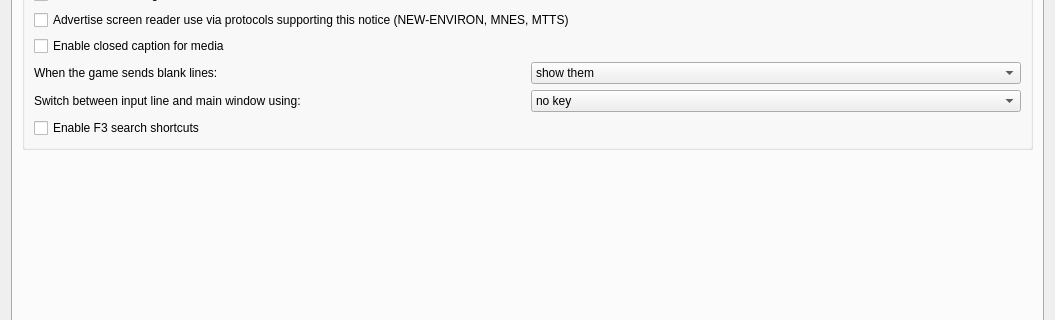
Mudlet/Mudlet, file src/ui/profile_preferences.ui: the form before one commit; both pictures show x 0 to 1055 and y 91 to 411 of the 1055 by 876 pixel window.
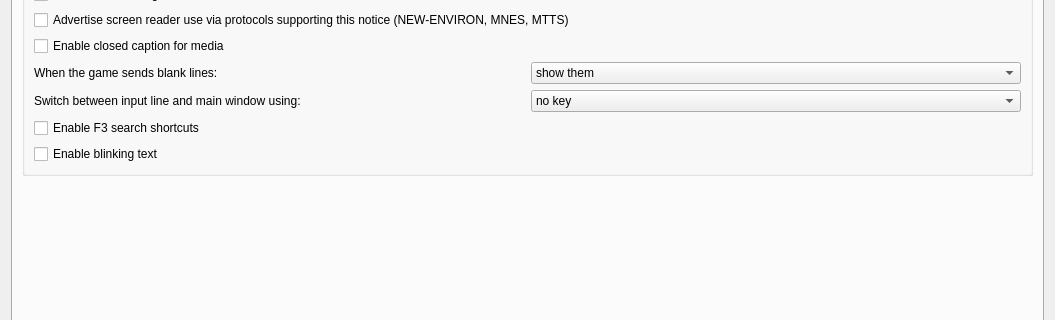
The form after the commit. The open tabs and pages were chosen to show the change. Icons and pictures are not drawn. Custom widgets are drawn as their Qt base class.

Commit message: Add: blinking/flashing text support (#8983)

What changed in the file:
```diff
--- a/src/ui/profile_preferences.ui
+++ b/src/ui/profile_preferences.ui
@@ -4352,6 +4352,16 @@
             </property>
            </widget>
           </item>
+          <item row="6" column="0" colspan="2">
+           <widget class="QCheckBox" name="checkBox_enableBlinkText">
+            <property name="toolTip">
+             <string>&lt;p&gt;When enabled, text with blinking attribute (SGR codes 5 and 6) will flash on and off. When disabled, blinking text will display as italics.&lt;/p&gt;</string>
+            </property>
+            <property name="text">
+             <string>Enable blinking text</string>
+            </property>
+           </widget>
+          </item>
          </layout>
         </widget>
        </item>
```
Left out of the diff: 3 changed lines with no effect on the pictures. The commit also changes 15 other files.
